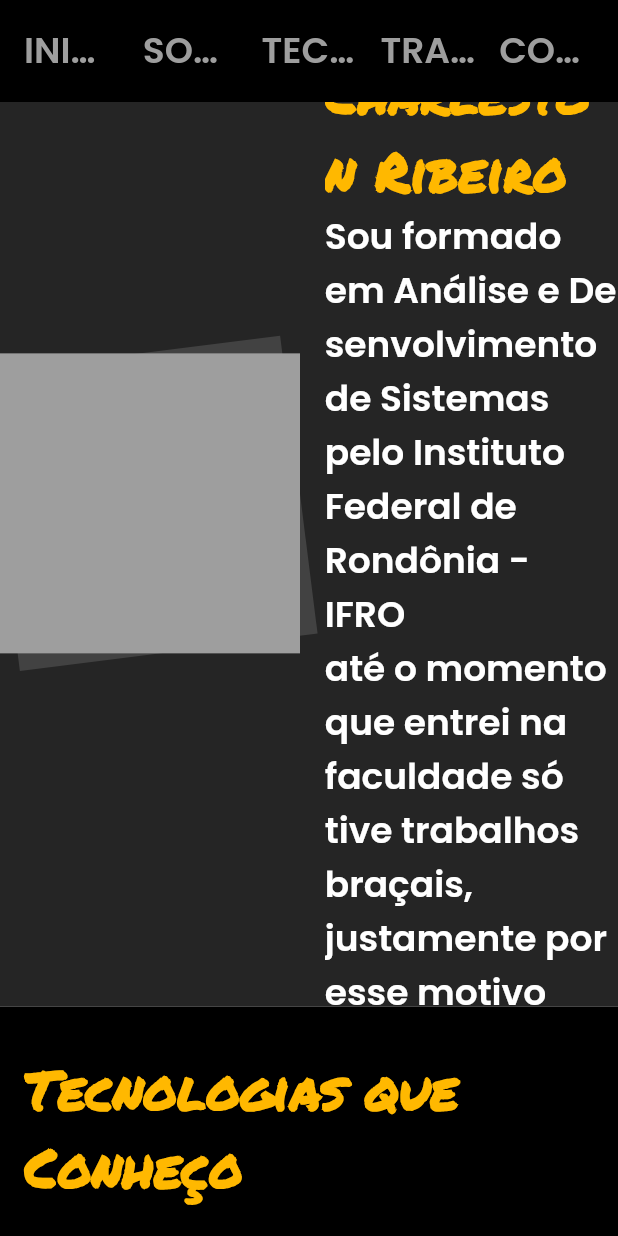
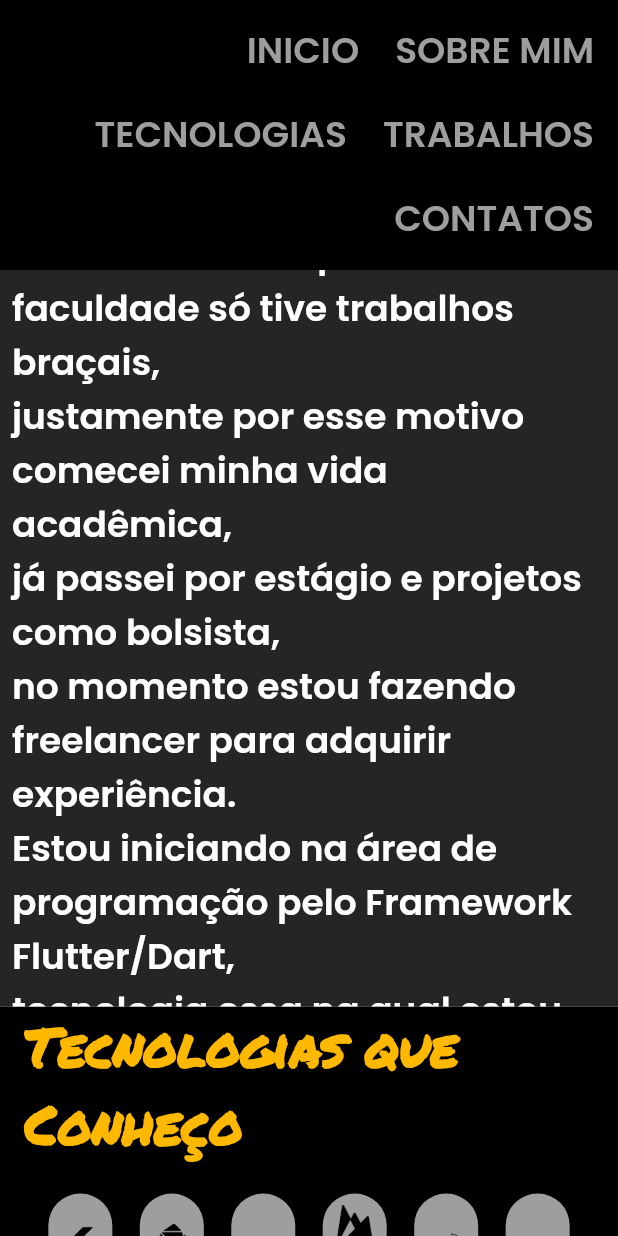
Before and after one commit to CharlestonRibeiro/Portfolio, a Flutter app: the screen it shows after launch, after a tap on "SOBRE MIM", on a phone screen of 412 x 824 dp. Run offline on Flutter 3.47's test engine with Material 2 defaults, Android fonts, the phone set to English and light mode, and no system bars; our stand-ins replace device_preview, flutter_svg.

Commit message:
erros features

```diff
--- a/lib/main.dart
+++ b/lib/main.dart
@@ -1,6 +1,13 @@
+import 'package:device_preview/device_preview.dart';
+import 'package:flutter/foundation.dart';
 import 'package:flutter/material.dart';
 import 'package:portfolio/src/portfolio.dart';
 
 void main() {
-  runApp(const Portfolio());
+  runApp(
+    DevicePreview(
+      enabled: !kReleaseMode,
+      builder: (context) => const Portfolio(),
+    ),
+  );
 }
--- a/lib/src/common/widgets/custom_menu.dart
+++ b/lib/src/common/widgets/custom_menu.dart
@@ -2,7 +2,6 @@ import 'package:flutter/material.dart';
 import 'package:portfolio/src/common/colors/app_colors.dart';
 
 class CustomMenu extends StatelessWidget {
-
   final ValueChanged<int> onMenuClick;
 
   const CustomMenu({super.key, required this.onMenuClick});
@@ -11,59 +10,58 @@ class CustomMenu extends StatelessWidget {
   Widget build(BuildContext context) {
     return Container(
       width: double.infinity,
-
-      decoration: const BoxDecoration(
-        color: AppColors.black
-      ),
+      decoration: const BoxDecoration(color: AppColors.black),
       child: Padding(
         padding: const EdgeInsets.all(8),
-        child: Row(
-          mainAxisAlignment: MainAxisAlignment.end,
+        child: Wrap(
+          alignment: WrapAlignment.end,
+          spacing: 8.0,
+          runSpacing: 4.0,
           children: [
-            Flexible(
-              child: TextButton(onPressed: () => onMenuClick(1),
-                child:  Text(
-                  'INICIO',
+            TextButton(
+              onPressed: () => onMenuClick(1),
+              child: Text('INICIO',
                   overflow: TextOverflow.ellipsis,
-                  style: Theme.of(context).textTheme.headlineSmall?.copyWith(fontSize: 24, color: AppColors.grey2)
-                ),
-              ),
+                  style: Theme.of(context)
+                      .textTheme
+                      .headlineSmall
+                      ?.copyWith(fontSize: 24, color: AppColors.grey2)),
             ),
-            Flexible(
-              child: TextButton(onPressed: () => onMenuClick(2),
-                child:  Text(
-                  'SOBRE MIM',
+            TextButton(
+              onPressed: () => onMenuClick(2),
+              child: Text('SOBRE MIM',
                   overflow: TextOverflow.ellipsis,
-                  style: Theme.of(context).textTheme.headlineSmall?.copyWith(fontSize: 24, color: AppColors.grey2)
-                ),
-              ),
+                  style: Theme.of(context)
+                      .textTheme
+                      .headlineSmall
+                      ?.copyWith(fontSize: 24, color: AppColors.grey2)),
             ),
-            Flexible(
-              child: TextButton(onPressed: () => onMenuClick(3),
-                child:  Text(
-                  'TECNOLOGIAS',
+            TextButton(
+              onPressed: () => onMenuClick(3),
+              child: Text('TECNOLOGIAS',
                   overflow: TextOverflow.ellipsis,
-                  style: Theme.of(context).textTheme.headlineSmall?.copyWith(fontSize: 24, color: AppColors.grey2)
-                ),
-              ),
+                  style: Theme.of(context)
+                      .textTheme
+                      .headlineSmall
+                      ?.copyWith(fontSize: 24, color: AppColors.grey2)),
             ),
-            Flexible(
-              child: TextButton(onPressed: () => onMenuClick(4),
-                child:  Text(
-                  'TRABALHOS',
+            TextButton(
+              onPressed: () => onMenuClick(4),
+              child: Text('TRABALHOS',
                   overflow: TextOverflow.ellipsis,
-                  style: Theme.of(context).textTheme.headlineSmall?.copyWith(fontSize: 24, color: AppColors.grey2)
-                ),
-              ),
+                  style: Theme.of(context)
+                      .textTheme
+                      .headlineSmall
+                      ?.copyWith(fontSize: 24, color: AppColors.grey2)),
             ),
-            Flexible(
-              child: TextButton(onPressed: () => onMenuClick(5),
-                child:  Text(
-                  'CONTATOS',
+            TextButton(
+              onPressed: () => onMenuClick(5),
+              child: Text('CONTATOS',
                   overflow: TextOverflow.ellipsis,
-                  style: Theme.of(context).textTheme.headlineSmall?.copyWith(fontSize: 24, color: AppColors.grey2)
-                ),
-              ),
+                  style: Theme.of(context)
+                      .textTheme
+                      .headlineSmall
+                      ?.copyWith(fontSize: 24, color: AppColors.grey2)),
             ),
           ],
         ),
--- a/lib/src/portfolio.dart
+++ b/lib/src/portfolio.dart
@@ -6,6 +6,8 @@ import 'package:portfolio/src/screen/home/home_screen.dart';
 import 'package:portfolio/src/screen/main/main_screen.dart';
 import 'package:portfolio/src/screen/technologies/technologies_screen.dart';
 import 'package:portfolio/src/screen/work/work_screen.dart';
+import 'package:device_preview/device_preview.dart';
+
 
 class Portfolio extends StatelessWidget {
   const Portfolio({super.key});
@@ -15,6 +17,10 @@ class Portfolio extends StatelessWidget {
     return  MaterialApp(
           title: 'Portfolio',
           debugShowCheckedModeBanner: false,
+
+          locale: DevicePreview.locale(context),
+          builder: DevicePreview.appBuilder,
+
           theme: customThemeData(),
           home: const MainScreen(),
           routes: {
--- a/lib/src/screen/about/about_screen.dart
+++ b/lib/src/screen/about/about_screen.dart
@@ -13,40 +13,13 @@ class AboutScreen extends StatelessWidget {
       height: context.percentHeight(.8145),
       width: double.infinity,
       color: AppColors.grey,
-      child: Row(
-        mainAxisAlignment: MainAxisAlignment.center,
+      child: Center(
+        child: SingleChildScrollView(
+          child: Padding(
+            padding: const EdgeInsets.all(8.0),
+            child: Column(
               crossAxisAlignment: CrossAxisAlignment.center,
               children: [
-          Stack(
-            alignment: Alignment.center,
-            children: [
-              Transform.rotate(
-                angle: -7.17 * (3.14159 / 180),
-                child: Container(
-                  width: 200,
-                  height: 200,
-                  color: Colors.grey[800],
-                ),
-              ),
-              Container(
-                width: 200,
-                height: 200,
-                color: AppColors.grey2,
-              ),
-            ],
-          ),
-          SizedBox(
-            width: context.percentWidth(.04),
-          ),
-          Flexible(
-            child: SingleChildScrollView(
-              child: Column(
-                mainAxisAlignment: MainAxisAlignment.center,
-                crossAxisAlignment: CrossAxisAlignment.start,
-                children: [
-                  Text('ABOUT', style: Theme.of(context).textTheme.headlineSmall),
-                  Text('Charleston Ribeiro',
-                      style: Theme.of(context).textTheme.headlineMedium),
                 Text('Sou formado em Análise e Desenvolvimento de Sistemas',
                     style: Theme.of(context).textTheme.headlineSmall),
                 Text('pelo Instituto Federal de Rondônia - IFRO',
@@ -68,13 +41,13 @@ class AboutScreen extends StatelessWidget {
                     style: Theme.of(context).textTheme.headlineSmall),
                 Text('de bootcamps e cursos de formação online',
                     style: Theme.of(context).textTheme.headlineSmall),
-                  Text('em empresas nacionalmente reconhecidas: Proz e Flutterando',
+                Text(
+                    'em empresas nacionalmente reconhecidas: Proz e Flutterando',
                     style: Theme.of(context).textTheme.headlineSmall),
               ],
             ),
           ),
         ),
-        ],
       ),
     );
   }
--- a/lib/src/screen/home/home_screen.dart
+++ b/lib/src/screen/home/home_screen.dart
@@ -10,35 +10,43 @@ class HomeScreen extends StatelessWidget {
 
   @override
   Widget build(BuildContext context) {
+    final double size = MediaQuery.of(context).size.width * 0.3;
+
     return Container(
       height: context.percentHeight(.8145),
       width: double.infinity,
       color: AppColors.black,
+      child: Padding(
+        padding: const EdgeInsets.all(8.0),
         child: Column(
           mainAxisAlignment: MainAxisAlignment.center,
           children: [
-          Container(
-            width: context.percentWidth(250 / 1440),
-            height: context.percentHeight(250 / 800),
-            decoration: const BoxDecoration(
-              shape: BoxShape.circle,
-              image: DecorationImage(
-                image: AssetImage(AppImages.myPhoto),
+            SizedBox(
+              width: size,
+              height: size,
+              child: ClipOval(
+                child: Image.asset(
+                  AppImages.myPhoto,
+                  width: size,
+                  height: size,
                   fit: BoxFit.cover,
                 ),
               ),
             ),
-          Flexible(
+            Center(
+              child: Flexible(
                 child: Text('Charleston Ribeiro',
                     style: Theme.of(context).textTheme.headlineMedium),
               ),
-          Flexible(
-            child: Text(
-              'Eu sou um desenvolvedor mobile Flutter',
+            ),
+            Center(
+              child: Flexible(
+                child: Text('Desenvolvedor mobile Flutter',
                     style: Theme.of(context).textTheme.headlineSmall),
               ),
-
+            ),
           ],
+        ),
       ),
     );
   }
--- a/lib/src/screen/technologies/Components/custom_technology_list.dart
+++ b/lib/src/screen/technologies/Components/custom_technology_list.dart
@@ -8,7 +8,8 @@ class CustomTechnologyList extends StatelessWidget {
 
   @override
   Widget build(BuildContext context) {
-    return Row(
+    return SingleChildScrollView(
+      child: Row(
         crossAxisAlignment: CrossAxisAlignment.center,
         mainAxisAlignment: MainAxisAlignment.center,
         children: [
@@ -17,41 +18,42 @@ class CustomTechnologyList extends StatelessWidget {
             customText: 'Flutter',
           ),
           SizedBox(
-          width: context.percentWidth(.03),
+            width: context.percentWidth(.025),
           ),
           const CustomTechnologyCard(
             customImage: AppImages.dart,
             customText: 'Dart',
           ),
           SizedBox(
-          width: context.percentWidth(.03),
+            width: context.percentWidth(.025),
           ),
           const CustomTechnologyCard(
             customImage: AppImages.git,
             customText: 'Git',
           ),
           SizedBox(
-          width: context.percentWidth(.03),
+            width: context.percentWidth(.025),
           ),
           const CustomTechnologyCard(
             customImage: AppImages.firebase,
             customText: 'Firebase',
           ),
           SizedBox(
-          width: context.percentWidth(.03),
+            width: context.percentWidth(.025),
           ),
           const CustomTechnologyCard(
             customImage: AppImages.mysql,
             customText: 'MYSQL',
           ),
           SizedBox(
-          width: context.percentWidth(.03),
+            width: context.percentWidth(.025),
           ),
           const CustomTechnologyCard(
             customImage: AppImages.django,
             customText: 'Django',
           ),
         ],
+      ),
     );
   }
 }
--- a/lib/src/screen/technologies/technologies_screen.dart
+++ b/lib/src/screen/technologies/technologies_screen.dart
@@ -17,36 +17,34 @@ class TechnologiesScreen extends StatelessWidget {
       color: AppColors.black,
       child: Padding(
         padding: EdgeInsets.symmetric(horizontal: context.percentWidth(.04)),
+        child: SingleChildScrollView(
           child: Column(
             mainAxisAlignment: MainAxisAlignment.center,
             children: [
-            Align(
-                alignment: Alignment.centerLeft,
-                child: Text('Tecnologias que Conheço',
-                    style: Theme.of(context).textTheme.headlineMedium)),
+              Text('Tecnologias que Conheço',
+                  style: Theme.of(context).textTheme.headlineMedium),
               SizedBox(
                 height: context.percentHeight(.02),
               ),
-            //          const CustomTechnologyList(),
+
               const CustomTechnologyList(),
+
               SizedBox(
                 height: context.percentHeight(.08),
               ),
-            Align(
-                alignment: Alignment.centerLeft,
-                child: Text('Habilidades e Competências',
-                    style: Theme.of(context).textTheme.headlineMedium)),
+              Text('Habilidades e Competências',
+                  style: Theme.of(context).textTheme.headlineMedium),
               SizedBox(
                 height: context.percentHeight(.02),
               ),
               const CustomCardSkills(),
-            //           const CustomCardSkills(),
               SizedBox(
                 height: context.percentHeight(.02),
               ),
             ],
           ),
         ),
+      ),
     );
   }
 }
--- a/pubspec.yaml
+++ b/pubspec.yaml
@@ -30,6 +30,7 @@ environment:
 dependencies:
   flutter:
     sdk: flutter
+  device_preview: ^1.1.0
 
 
   # The following adds the Cupertino Icons font to your application.
@@ -41,6 +42,7 @@ dependencies:
 dev_dependencies:
   flutter_test:
     sdk: flutter
+
 
   # The "flutter_lints" package below contains a set of recommended lints to
   # encourage good coding practices. The lint set provided by the package is
```
Also changed, not shown: pubspec.lock. Lines whose indentation alone changed are shown as unchanged.
